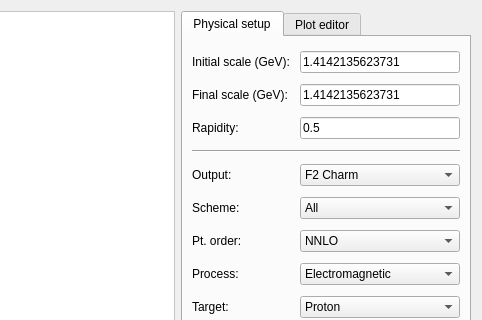
The window that apfelGUI/forms/plotdis.ui (scarrazza/apfel) describes before a commit, drawn with Qt 5; both pictures show x 536 to 1018 and y 0 to 320 of the 1018 by 643 pixel window.
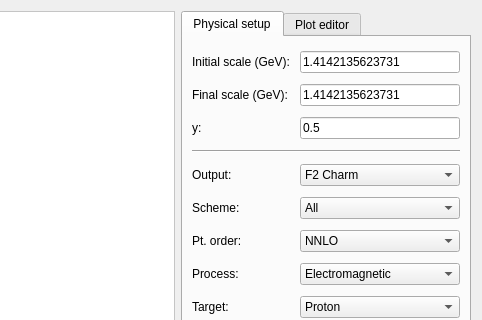
The same window after the commit. Icons and pictures are not drawn.

What changed in the file:
```diff
--- a/apfelGUI/forms/plotdis.ui
+++ b/apfelGUI/forms/plotdis.ui
@@ -551,7 +551,7 @@
        <item row="2" column="0">
         <widget class="QLabel" name="label_17">
          <property name="text">
-          <string>Rapidity:</string>
+          <string>y:</string>
          </property>
         </widget>
        </item>
```
